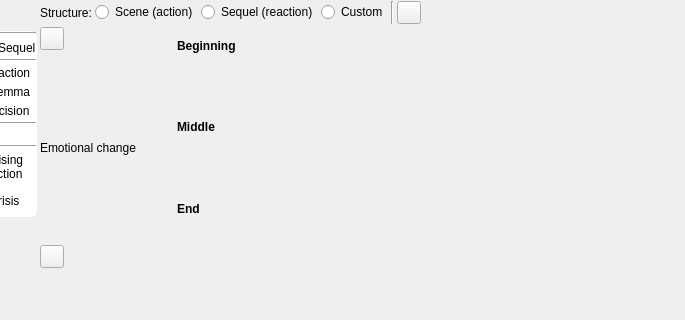
Old version of the form ui/scene_structure_editor_widget.ui in the repository zkovari/plotlyst; both pictures show x 86 to 771 and y 0 to 320 of the 771 by 510 pixel window.
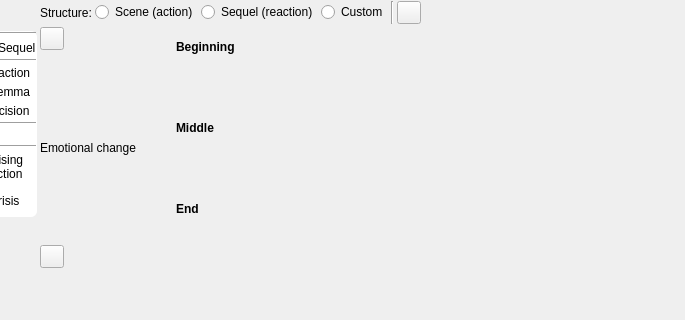
New version of the form. Custom widgets are drawn as their Qt base class.

Commit message: Reduce spaces in scene structure editor

The edit to the form file:
```diff
--- a/ui/scene_structure_editor_widget.ui
+++ b/ui/scene_structure_editor_widget.ui
@@ -581,6 +581,9 @@
        </item>
        <item>
         <layout class="QVBoxLayout" name="verticalLayout_7">
+         <property name="spacing">
+          <number>2</number>
+         </property>
          <item>
           <layout class="QHBoxLayout" name="horizontalLayout_6">
            <item>
@@ -642,7 +645,7 @@
              </property>
              <layout class="QVBoxLayout" name="verticalLayout_8">
               <property name="spacing">
-               <number>3</number>
+               <number>1</number>
               </property>
               <property name="leftMargin">
                <number>2</number>
```
Left out of the diff: 4 changed lines with no effect on the pictures.
